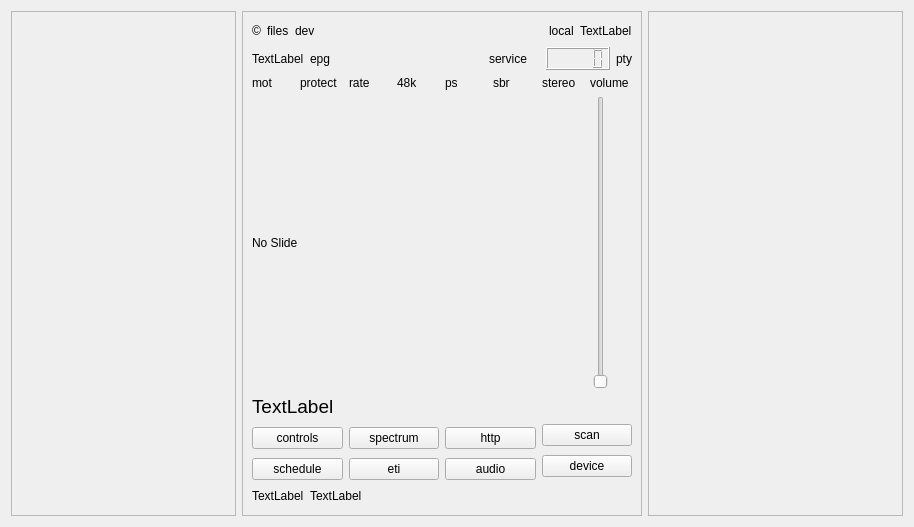
The window that sources/main/forms-v7/dabradio-6.ui (JvanKatwijk/qt-dab) describes before a commit, drawn with Qt 5.
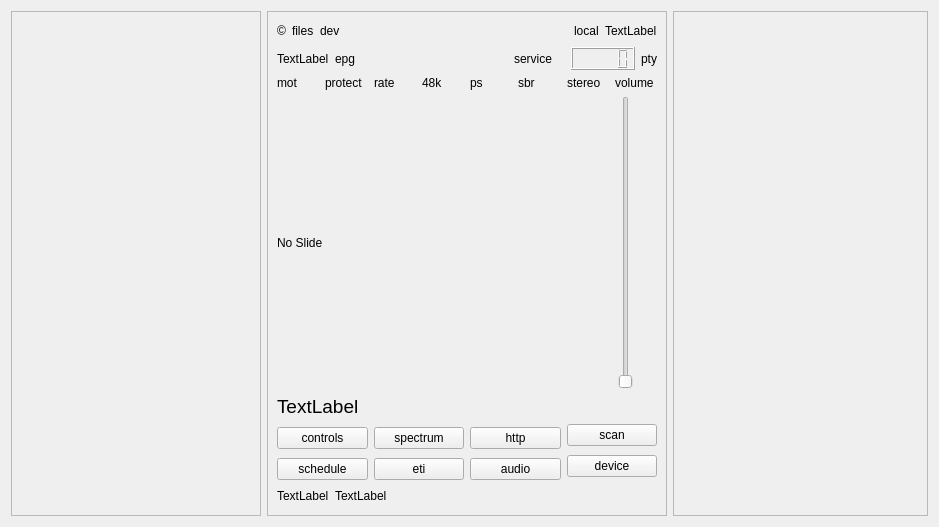
The same window after the commit. Custom widgets are drawn as their Qt base class.

Patch:
```diff
--- a/sources/main/forms-v7/dabradio-6.ui
+++ b/sources/main/forms-v7/dabradio-6.ui
@@ -6,7 +6,7 @@
    <rect>
     <x>0</x>
     <y>0</y>
-    <width>910</width>
+    <width>935</width>
     <height>523</height>
    </rect>
   </property>
@@ -24,7 +24,7 @@
     <widget class="QFrame" name="the_newFrame">
      <property name="minimumSize">
       <size>
-       <width>225</width>
+       <width>250</width>
        <height>505</height>
       </size>
      </property>
```
